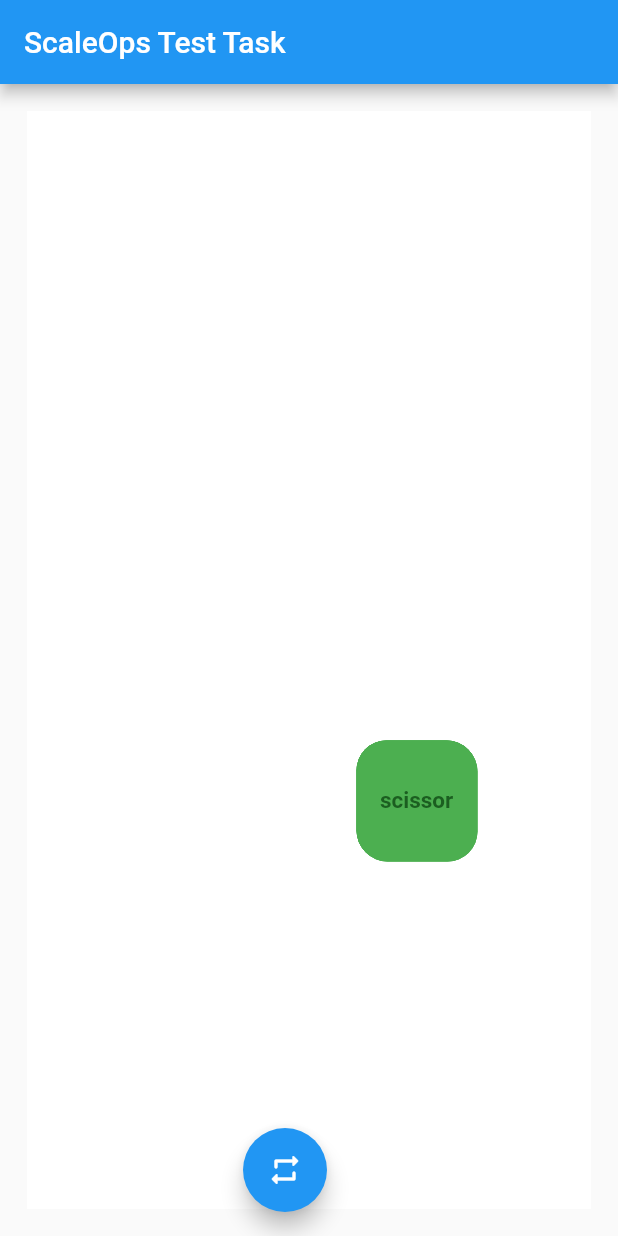
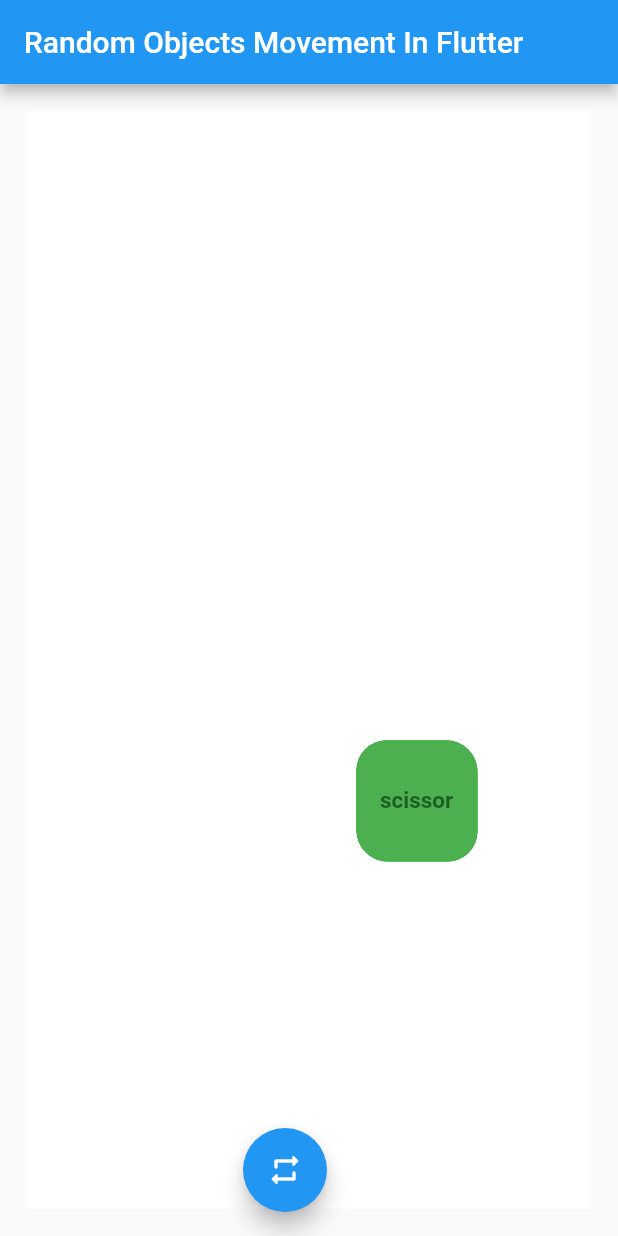
Before and after one commit to golnarSheikhBahaie/scaleops_Test, a Flutter app: the screen it shows after launch, on a phone screen of 412 x 824 dp. Run offline on Flutter 3.47's test engine with Material 2 defaults, Android fonts, the phone set to English and light mode, and no system bars.

Commit message:
Update main_game_screen.dart

```diff
--- a/lib/screen/main_game_screen.dart
+++ b/lib/screen/main_game_screen.dart
@@ -49,7 +49,7 @@ class _MainGameScreenState extends State<MainGameScreen>
     return Scaffold(
 
         appBar: AppBar(
-          title: const Text('ScaleOps Test Task'),
+          title: const Text('Random Objects Movement In Flutter'),
         ),
         body: Padding(
           padding: const EdgeInsets.symmetric(horizontal: 18.0, vertical: 18.0),
```
